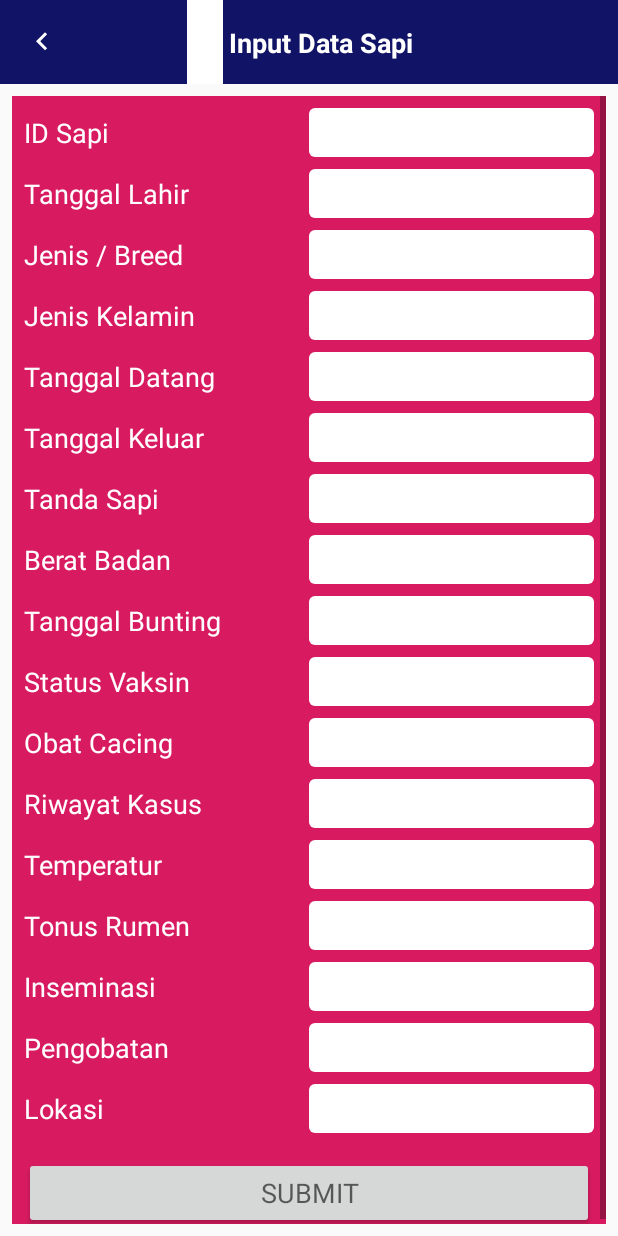
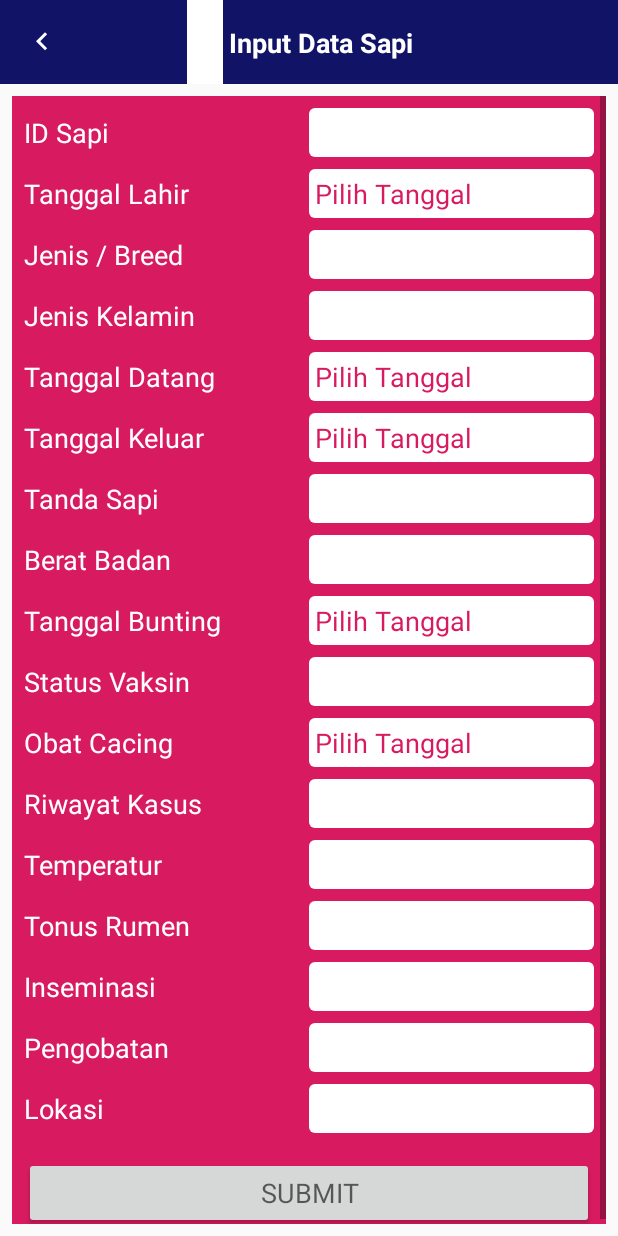
Before and after one commit to muhwyndhamhp/caltyfarm, an Android app: the layout activity_input_cow.xml on its own in the app's theme, with its tools: preview values and no code run, on a phone screen of 412 x 824 dp. Run offline under Robolectric (Android 15) with nearby library versions, the light colour scheme and no system bars.

Commit message:
Create Activity for Input Sapi create Cow model add pick date functionality

```diff
--- a/app/src/main/java/com/caltyfarm/caltyfarm/utils/InjectorUtils.kt
+++ b/app/src/main/java/com/caltyfarm/caltyfarm/utils/InjectorUtils.kt
@@ -2,8 +2,10 @@ package com.caltyfarm.caltyfarm.utils
 
 import android.content.Context
 import com.caltyfarm.caltyfarm.data.AppRepository
+import com.caltyfarm.caltyfarm.viewmodel.InputCowViewModel
 import com.caltyfarm.caltyfarm.viewmodel.VerifViewModelFactory
 import com.caltyfarm.caltyfarm.viewmodel.factory.AuthViewModelFactory
+import com.caltyfarm.caltyfarm.viewmodel.factory.InputCowViewModelFactory
 import com.caltyfarm.caltyfarm.viewmodel.factory.MainViewModelFactory
 
 object InjectorUtils {
@@ -21,4 +23,8 @@ object InjectorUtils {
     fun provideMainViewModelFactory(context: Context): MainViewModelFactory {
         return MainViewModelFactory(context, getAppRepository())
     }
+
+    fun provideInputCowViewModelFactory(): InputCowViewModelFactory {
+        return InputCowViewModelFactory(getAppRepository())
+    }
 }
--- a/app/src/main/res/layout/activity_input_cow.xml
+++ b/app/src/main/res/layout/activity_input_cow.xml
@@ -20,6 +20,7 @@
                 android:id="@+id/image_back"
                 android:layout_width="24dp"
                 android:layout_height="24dp"
+                android:onClick="handleImageBackClick"
                 android:src="@drawable/ic_keyboard_arrow_left_black_24dp"
                 android:tint="@color/white"
                 app:layout_constraintBottom_toBottomOf="parent"
@@ -114,7 +115,7 @@
                 app:layout_constraintEnd_toEndOf="@id/guide"
                 app:layout_constraintStart_toStartOf="parent" />
 
-            <EditText
+            <TextView
                 android:id="@+id/text_birth_date"
                 android:layout_width="0dp"
                 android:layout_height="wrap_content"
@@ -122,6 +123,8 @@
                 android:background="@drawable/rectangle_rounded"
                 android:gravity="start"
                 android:lines="1"
+                android:onClick="pickDate"
+                android:text="@string/input_sapi_pick_date_hint"
                 android:textAppearance="@style/Base.TextAppearance.AppCompat.Medium"
                 android:textColor="@color/colorAccent"
                 app:layout_constraintEnd_toEndOf="parent"
@@ -198,7 +201,7 @@
                 app:layout_constraintEnd_toEndOf="@id/guide"
                 app:layout_constraintStart_toStartOf="parent" />
 
-            <EditText
+            <TextView
                 android:id="@+id/text_entry_date"
                 android:layout_width="0dp"
                 android:layout_height="wrap_content"
@@ -206,6 +209,8 @@
                 android:background="@drawable/rectangle_rounded"
                 android:gravity="start"
                 android:lines="1"
+                android:onClick="pickDate"
+                android:text="@string/input_sapi_pick_date_hint"
                 android:textAppearance="@style/Base.TextAppearance.AppCompat.Medium"
                 android:textColor="@color/colorAccent"
                 app:layout_constraintEnd_toEndOf="parent"
@@ -226,7 +231,7 @@
                 app:layout_constraintEnd_toEndOf="@id/guide"
                 app:layout_constraintStart_toStartOf="parent" />
 
-            <EditText
+            <TextView
                 android:id="@+id/text_out_date"
                 android:layout_width="0dp"
                 android:layout_height="wrap_content"
@@ -234,6 +239,8 @@
                 android:background="@drawable/rectangle_rounded"
                 android:gravity="start"
                 android:lines="1"
+                android:onClick="pickDate"
+                android:text="@string/input_sapi_pick_date_hint"
                 android:textAppearance="@style/Base.TextAppearance.AppCompat.Medium"
                 android:textColor="@color/colorAccent"
                 app:layout_constraintEnd_toEndOf="parent"
@@ -310,7 +317,7 @@
                 app:layout_constraintEnd_toEndOf="@id/guide"
                 app:layout_constraintStart_toStartOf="parent" />
 
-            <EditText
+            <TextView
                 android:id="@+id/text_pregnant_date"
                 android:layout_width="0dp"
                 android:layout_height="wrap_content"
@@ -318,6 +325,8 @@
                 android:background="@drawable/rectangle_rounded"
                 android:gravity="start"
                 android:lines="1"
+                android:onClick="pickDate"
+                android:text="@string/input_sapi_pick_date_hint"
                 android:textAppearance="@style/Base.TextAppearance.AppCompat.Medium"
                 android:textColor="@color/colorAccent"
                 app:layout_constraintEnd_toEndOf="parent"
@@ -366,7 +375,8 @@
                 app:layout_constraintEnd_toEndOf="@id/guide"
                 app:layout_constraintStart_toStartOf="parent" />
 
-            <EditText
+            <TextView
+                android:text="@string/input_sapi_pick_date_hint"
                 android:id="@+id/text_parasite_worm_drug"
                 android:layout_width="0dp"
                 android:layout_height="wrap_content"
@@ -374,6 +384,7 @@
                 android:background="@drawable/rectangle_rounded"
                 android:gravity="start"
                 android:lines="1"
+                android:onClick="pickDate"
                 android:textAppearance="@style/Base.TextAppearance.AppCompat.Medium"
                 android:textColor="@color/colorAccent"
                 app:layout_constraintEnd_toEndOf="parent"
@@ -553,6 +564,7 @@
                 android:layout_width="0dp"
                 android:layout_height="wrap_content"
                 android:layout_marginTop="16dp"
+                android:onClick="handleSubmitClick"
                 android:text="@string/input_sapi_submit_button"
                 android:textAllCaps="false"
                 android:textAppearance="@style/Base.TextAppearance.AppCompat.Medium"
--- a/app/src/main/res/values/strings.xml
+++ b/app/src/main/res/values/strings.xml
@@ -56,6 +56,7 @@
     <string name="input_sapi_treatment_label">Pengobatan</string>
     <string name="input_sapi_location_label">Lokasi</string>
     <string name="input_sapi_submit_button">SUBMIT</string>
+    <string name="input_sapi_pick_date_hint">Pilih Tanggal</string>
     <string-array name="gender">
         <item>Pilih Jenis Kelamin</item>
         <item>Laki-laki</item>
```
Also changed, not shown: app/src/main/AndroidManifest.xml (+16 -18 lines), app/src/main/java/com/caltyfarm/caltyfarm/data/model/Cow.kt (added, +78 -0 lines), app/src/main/java/com/caltyfarm/caltyfarm/ui/InputCowActivity.kt (added, +130 -0 lines), app/src/main/java/com/caltyfarm/caltyfarm/viewmodel/InputCowViewModel.kt (added, +24 -0 lines), app/src/main/java/com/caltyfarm/caltyfarm/viewmodel/factory/InputCowViewModelFactory.kt (added, +13 -0 lines).
